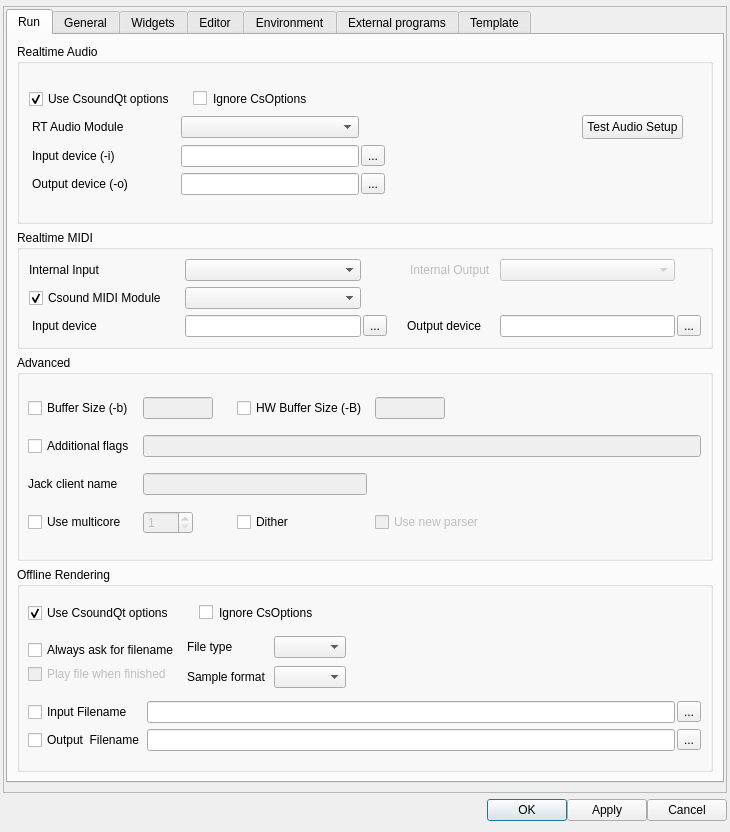
The window that src/configdialog.ui (CsoundQt/CsoundQt) describes before a commit, drawn with Qt 5.
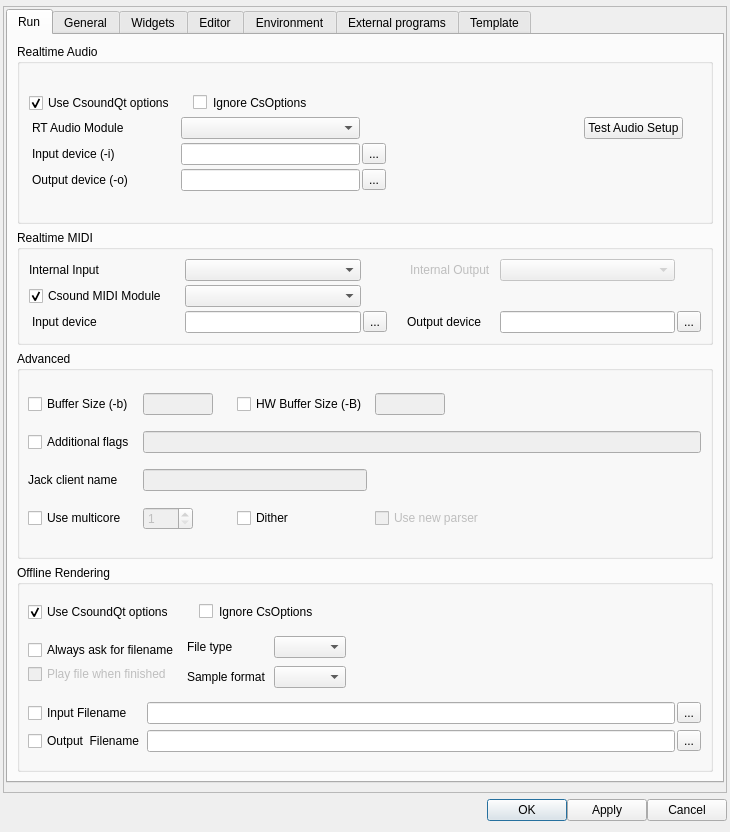
The same window after the commit.

```diff
--- a/src/configdialog.ui
+++ b/src/configdialog.ui
@@ -144,7 +144,7 @@
                  <number>2</number>
                 </property>
                 <property name="verticalSpacing">
-                 <number>6</number>
+                 <number>4</number>
                 </property>
                 <item row="6" column="1">
                  <widget class="QLineEdit" name="RtOutputLineEdit">
@@ -309,7 +309,7 @@
                 <item row="3" column="5">
                  <widget class="QPushButton" name="testAudioSetupButton">
                   <property name="styleSheet">
-                   <string notr="true">padding: 4px</string>
+                   <string notr="true"/>
                   </property>
                   <property name="text">
                    <string>Test Audio Setup</string>
@@ -338,6 +338,9 @@
                 <property name="horizontalSpacing">
                  <number>2</number>
                 </property>
+                <property name="verticalSpacing">
+                 <number>4</number>
+                </property>
                 <item row="2" column="3">
                  <widget class="QToolButton" name="midiInputToolButton">
                   <property name="text">
```
